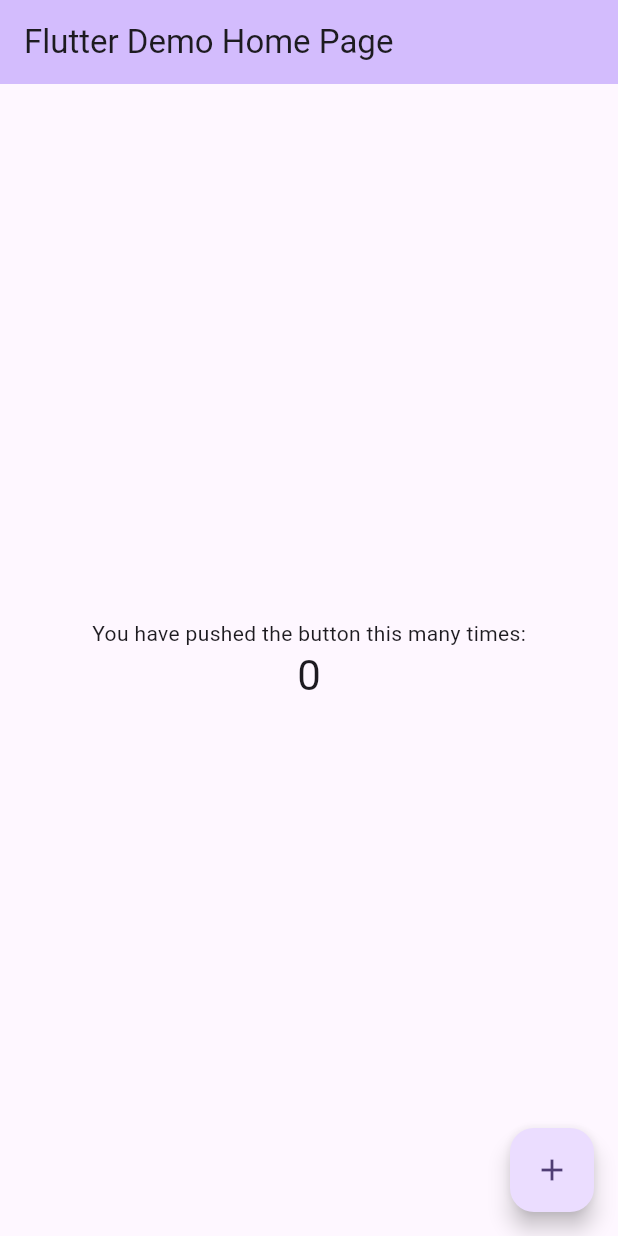
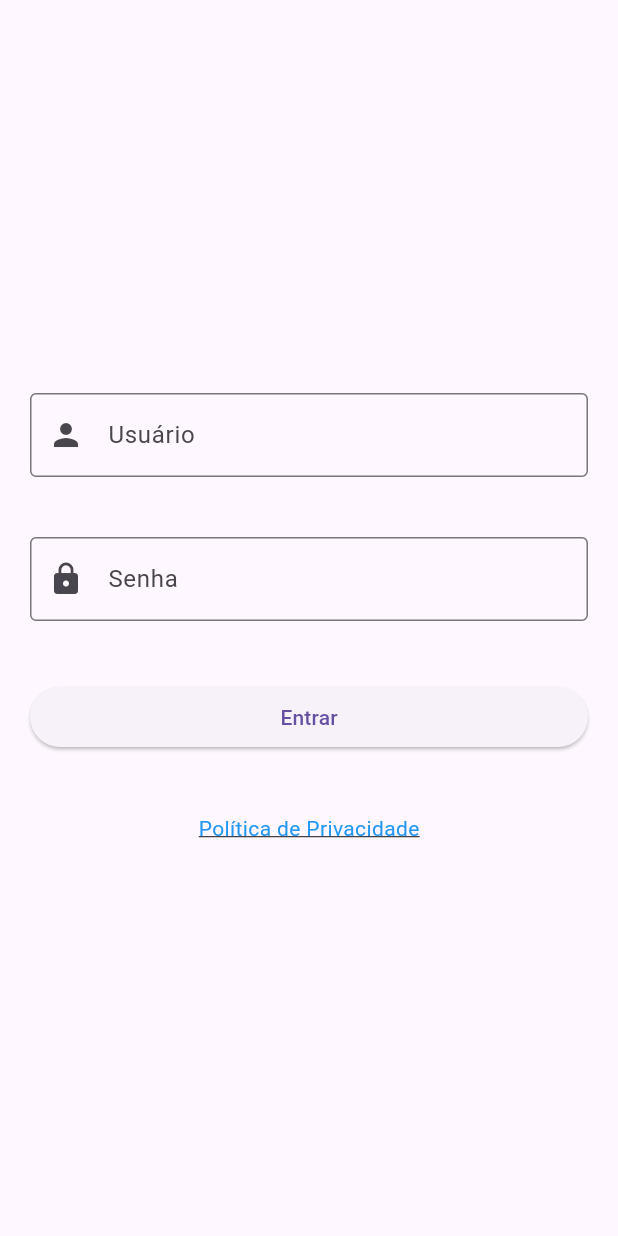
Before and after one commit to filipewb/flutterTeste, a Flutter app: the screen it shows after launch, on a phone screen of 412 x 824 dp. Run offline on Flutter 3.47's test engine with Material 3 defaults, Android fonts, the phone set to English and light mode, and no system bars.

Commit message:
feat: criacao da telalogin

```diff
--- /dev/null
+++ b/desafio_tecnico/lib/Login/login_screen.dart
@@ -0,0 +1,16 @@
+import 'package:flutter/material.dart';
+
+import 'login_widget.dart';
+
+class LoginScreen extends StatelessWidget {
+  const LoginScreen({super.key});
+
+  @override
+  Widget build(BuildContext context) {
+    return const MaterialApp(
+      home: Scaffold(
+        body: LoginWidget(),
+      ),
+    );
+  }
+}
--- /dev/null
+++ b/desafio_tecnico/lib/Login/login_widget.dart
@@ -0,0 +1,151 @@
+import 'package:flutter/material.dart';
+import 'package:url_launcher/url_launcher.dart';
+
+class LoginWidget extends StatefulWidget {
+  const LoginWidget({Key? key}) : super(key: key);
+
+  @override
+  _LoginWidgetState createState() => _LoginWidgetState();
+}
+
+class _LoginWidgetState extends State<LoginWidget> {
+  final GlobalKey<FormState> _formKey = GlobalKey<FormState>();
+  final TextEditingController _usernameController = TextEditingController();
+  final TextEditingController _passwordController = TextEditingController();
+
+  void _submitForm() {
+    if (_formKey.currentState!.validate()) {
+      String username = _usernameController.text;
+      String password = _passwordController.text;
+
+      if (password.length < 2) {
+        // Senha deve ter pelo menos dois caracteres
+        ScaffoldMessenger.of(context).showSnackBar(
+          const SnackBar(
+            content: Text('A senha deve ter pelo menos dois caracteres'),
+          ),
+        );
+        return;
+      }
+
+      if (!RegExp(r'^[a-zA-Z0-9]+$').hasMatch(password)) {
+        // Senha não pode conter caracteres especiais
+        ScaffoldMessenger.of(context).showSnackBar(
+          const SnackBar(
+            content: Text('A senha não pode conter caracteres especiais'),
+          ),
+        );
+        return;
+      }
+
+      if (username.length > 20 || password.length > 20) {
+        // Verifica o comprimento máximo
+        ScaffoldMessenger.of(context).showSnackBar(
+          const SnackBar(
+            content: Text('Os campos não podem ter mais de 20 caracteres'),
+          ),
+        );
+        return;
+      }
+
+      if (username.endsWith(' ') || password.endsWith(' ')) {
+        // Verifica se há espaços no final
+        ScaffoldMessenger.of(context).showSnackBar(
+          const SnackBar(
+            content: Text('Os campos não podem terminar com espaço'),
+          ),
+        );
+        return;
+      }
+
+      // Se todas as verificações passaram, você pode navegar para a próxima tela
+      // Substitua esse código com a navegação para a próxima tela conforme necessário
+      // Navigator.push(
+      //   context,
+      //   MaterialPageRoute(builder: (context) => NextScreen()),
+      // );
+    }
+  }
+
+  @override
+  Widget build(BuildContext context) {
+    return Center(
+      child: Padding(
+        padding: const EdgeInsets.all(20.0),
+        child: Form(
+          key: _formKey,
+          child: Column(
+            mainAxisAlignment: MainAxisAlignment.center,
+            crossAxisAlignment: CrossAxisAlignment.stretch,
+            children: [
+              TextFormField(
+                controller: _usernameController,
+                validator: (value) {
+                  if (value == null || value.isEmpty) {
+                    return 'Por favor, insira o nome de usuário';
+                  }
+                  return null;
+                },
+                decoration: const InputDecoration(
+                  labelText: 'Usuário',
+                  hintText: '',
+                  prefixIcon: Icon(Icons.person),
+                  border: OutlineInputBorder(),
+                  helperText: '',
+                ),
+              ),
+              const SizedBox(height: 20.0),
+              TextFormField(
+                controller: _passwordController,
+                validator: (value) {
+                  if (value == null || value.isEmpty) {
+                    return 'Por favor, insira a senha';
+                  }
+                  return null;
+                },
+                obscureText: true,
+                decoration: const InputDecoration(
+                  labelText: 'Senha',
+                  hintText: '',
+                  prefixIcon: Icon(Icons.lock),
+                  border: OutlineInputBorder(),
+                  helperText: '',
+                ),
+              ),
+              const SizedBox(height: 20.0),
+              ElevatedButton(
+                onPressed: _submitForm,
+                child: const Text('Entrar'),
+              ),
+              const SizedBox(height: 40.0),
+              Align(
+                alignment: Alignment.bottomCenter,
+                child: GestureDetector(
+                  onTap: () {
+                    _launchURL();
+                  },
+                  child: const Text(
+                    'Política de Privacidade',
+                    style: TextStyle(
+                      color: Colors.blue,
+                      decoration: TextDecoration.underline,
+                    ),
+                  ),
+                ),
+              ),
+            ],
+          ),
+        ),
+      ),
+    );
+  }
+
+  void _launchURL() async {
+    Uri url = Uri.parse('https://www.google.com');
+    if (await canLaunchUrl(url)) {
+      await launchUrl(url);
+    } else {
+      throw 'Não foi possível abrir o link: $url';
+    }
+  }
+}
--- a/desafio_tecnico/lib/main.dart
+++ b/desafio_tecnico/lib/main.dart
@@ -1,125 +1,9 @@
 import 'package:flutter/material.dart';
 
+import 'Login/login_screen.dart';
+
 void main() {
-  runApp(const MyApp());
+  runApp(
+    const LoginScreen(),
+  );
 }
-
-class MyApp extends StatelessWidget {
-  const MyApp({super.key});
-
-  // This widget is the root of your application.
-  @override
-  Widget build(BuildContext context) {
-    return MaterialApp(
-      title: 'Flutter Demo',
-      theme: ThemeData(
-        // This is the theme of your application.
-        //
-        // TRY THIS: Try running your application with "flutter run". You'll see
-        // the application has a purple toolbar. Then, without quitting the app,
-        // try changing the seedColor in the colorScheme below to Colors.green
-        // and then invoke "hot reload" (save your changes or press the "hot
-        // reload" button in a Flutter-supported IDE, or press "r" if you used
-        // the command line to start the app).
-        //
-        // Notice that the counter didn't reset back to zero; the application
-        // state is not lost during the reload. To reset the state, use hot
-        // restart instead.
-        //
-        // This works for code too, not just values: Most code changes can be
-        // tested with just a hot reload.
-        colorScheme: ColorScheme.fromSeed(seedColor: Colors.deepPurple),
-        useMaterial3: true,
-      ),
-      home: const MyHomePage(title: 'Flutter Demo Home Page'),
-    );
-  }
-}
-
-class MyHomePage extends StatefulWidget {
-  const MyHomePage({super.key, required this.title});
-
-  // This widget is the home page of your application. It is stateful, meaning
-  // that it has a State object (defined below) that contains fields that affect
-  // how it looks.
-
-  // This class is the configuration for the state. It holds the values (in this
-  // case the title) provided by the parent (in this case the App widget) and
-  // used by the build method of the State. Fields in a Widget subclass are
-  // always marked "final".
-
-  final String title;
-
-  @override
-  State<MyHomePage> createState() => _MyHomePageState();
-}
-
-class _MyHomePageState extends State<MyHomePage> {
-  int _counter = 0;
-
-  void _incrementCounter() {
-    setState(() {
-      // This call to setState tells the Flutter framework that something has
-      // changed in this State, which causes it to rerun the build method below
-      // so that the display can reflect the updated values. If we changed
-      // _counter without calling setState(), then the build method would not be
-      // called again, and so nothing would appear to happen.
-      _counter++;
-    });
-  }
-
-  @override
-  Widget build(BuildContext context) {
-    // This method is rerun every time setState is called, for instance as done
-    // by the _incrementCounter method above.
-    //
-    // The Flutter framework has been optimized to make rerunning build methods
-    // fast, so that you can just rebuild anything that needs updating rather
-    // than having to individually change instances of widgets.
-    return Scaffold(
-      appBar: AppBar(
-        // TRY THIS: Try changing the color here to a specific color (to
-        // Colors.amber, perhaps?) and trigger a hot reload to see the AppBar
-        // change color while the other colors stay the same.
-        backgroundColor: Theme.of(context).colorScheme.inversePrimary,
-        // Here we take the value from the MyHomePage object that was created by
-        // the App.build method, and use it to set our appbar title.
-        title: Text(widget.title),
-      ),
-      body: Center(
-        // Center is a layout widget. It takes a single child and positions it
-        // in the middle of the parent.
-        child: Column(
-          // Column is also a layout widget. It takes a list of children and
-          // arranges them vertically. By default, it sizes itself to fit its
-          // children horizontally, and tries to be as tall as its parent.
-          //
-          // Column has various properties to control how it sizes itself and
-          // how it positions its children. Here we use mainAxisAlignment to
-          // center the children vertically; the main axis here is the vertical
-          // axis because Columns are vertical (the cross axis would be
-          // horizontal).
-          //
-          // TRY THIS: Invoke "debug painting" (choose the "Toggle Debug Paint"
-          // action in the IDE, or press "p" in the console), to see the
-          // wireframe for each widget.
-          mainAxisAlignment: MainAxisAlignment.center,
-          children: <Widget>[
-            const Text(
-              'You have pushed the button this many times:',
-            ),
-            Text(
-              '$_counter',
-              style: Theme.of(context).textTheme.headlineMedium,
-            ),
-          ],
-        ),
-      ),
-      floatingActionButton: FloatingActionButton(
-        onPressed: _incrementCounter,
-        tooltip: 'Increment',
-        child: const Icon(Icons.add),
-      ), // This trailing comma makes auto-formatting nicer for build methods.
-    );
-  }
-}
--- a/desafio_tecnico/pubspec.yaml
+++ b/desafio_tecnico/pubspec.yaml
@@ -46,6 +46,7 @@ dev_dependencies:
   # package. See that file for information about deactivating specific lint
   # rules and activating additional ones.
   flutter_lints: ^2.0.0
+  url_launcher: ^6.2.1
 
 # For information on the generic Dart part of this file, see the
 # following page: https://dart.dev/tools/pub/pubspec
```
Also changed, not shown: 8 other files.
